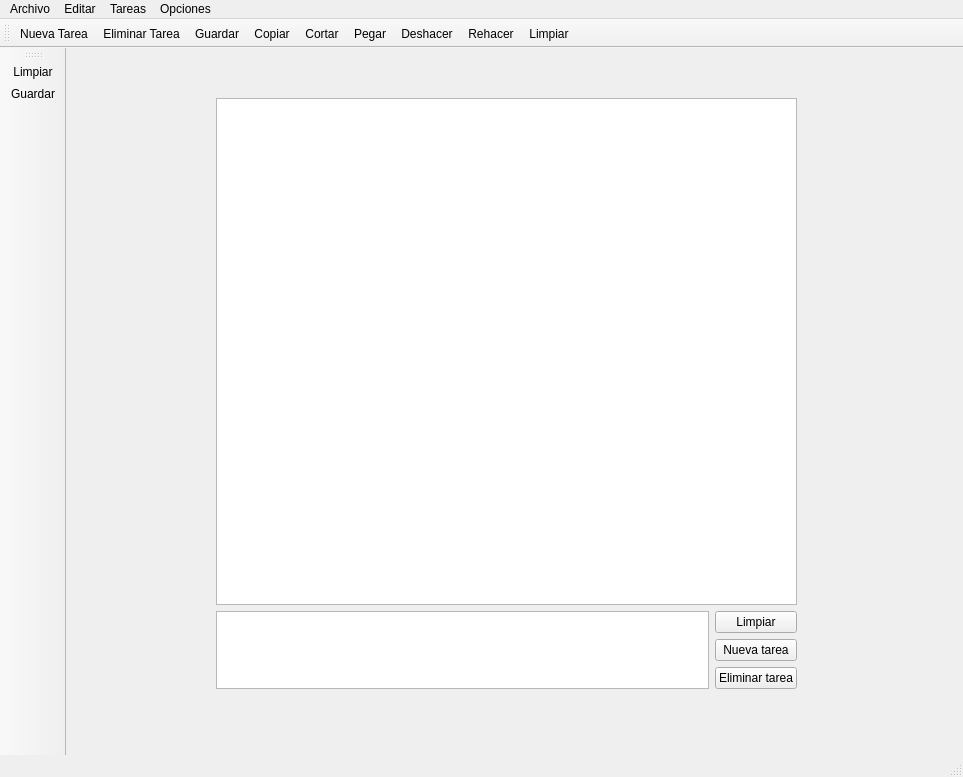
The window that design.ui (Casta626/Trabajo-2-DIN) describes before a commit, drawn with Qt 5.
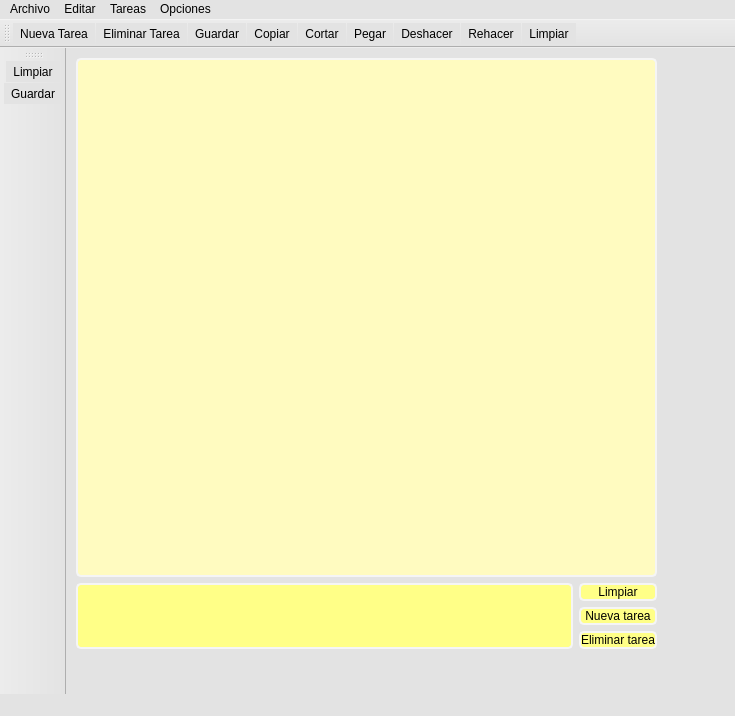
The same window after the commit. Icons and pictures are not drawn.

```diff
--- a/design.ui
+++ b/design.ui
@@ -6,13 +6,40 @@
    <rect>
     <x>0</x>
     <y>0</y>
-    <width>963</width>
-    <height>777</height>
+    <width>735</width>
+    <height>716</height>
    </rect>
   </property>
   <property name="palette">
    <palette>
     <active>
+     <colorrole role="Button">
+      <brush brushstyle="SolidPattern">
+       <color alpha="255">
+        <red>227</red>
+        <green>227</green>
+        <blue>227</blue>
+       </color>
+      </brush>
+     </colorrole>
+     <colorrole role="Base">
+      <brush brushstyle="SolidPattern">
+       <color alpha="255">
+        <red>227</red>
+        <green>227</green>
+        <blue>227</blue>
+       </color>
+      </brush>
+     </colorrole>
+     <colorrole role="Window">
+      <brush brushstyle="SolidPattern">
+       <color alpha="255">
+        <red>227</red>
+        <green>227</green>
+        <blue>227</blue>
+       </color>
+      </brush>
+     </colorrole>
      <colorrole role="Highlight">
       <brush brushstyle="SolidPattern">
        <color alpha="255">
@@ -24,6 +51,33 @@
      </colorrole>
     </active>
     <inactive>
+     <colorrole role="Button">
+      <brush brushstyle="SolidPattern">
+       <color alpha="255">
+        <red>227</red>
+        <green>227</green>
+        <blue>227</blue>
+       </color>
+      </brush>
+     </colorrole>
+     <colorrole role="Base">
+      <brush brushstyle="SolidPattern">
+       <color alpha="255">
+        <red>227</red>
+        <green>227</green>
+        <blue>227</blue>
+       </color>
+      </brush>
+     </colorrole>
+     <colorrole role="Window">
+      <brush brushstyle="SolidPattern">
+       <color alpha="255">
+        <red>227</red>
+        <green>227</green>
+        <blue>227</blue>
+       </color>
+      </brush>
+     </colorrole>
      <colorrole role="Highlight">
       <brush brushstyle="SolidPattern">
        <color alpha="255">
@@ -35,6 +89,33 @@
      </colorrole>
     </inactive>
     <disabled>
+     <colorrole role="Button">
+      <brush brushstyle="SolidPattern">
+       <color alpha="255">
+        <red>227</red>
+        <green>227</green>
+        <blue>227</blue>
+       </color>
+      </brush>
+     </colorrole>
+     <colorrole role="Base">
+      <brush brushstyle="SolidPattern">
+       <color alpha="255">
+        <red>227</red>
+        <green>227</green>
+        <blue>227</blue>
+       </color>
+      </brush>
+     </colorrole>
+     <colorrole role="Window">
+      <brush brushstyle="SolidPattern">
+       <color alpha="255">
+        <red>227</red>
+        <green>227</green>
+        <blue>227</blue>
+       </color>
+      </brush>
+     </colorrole>
      <colorrole role="Highlight">
       <brush brushstyle="SolidPattern">
        <color alpha="255">
@@ -51,7 +132,7 @@
    <string>MainWindow</string>
   </property>
   <property name="styleSheet">
-   <string notr="true">background/color:#ffff00</string>
+   <string notr="true">background-color: rgb(227, 227, 227);</string>
   </property>
   <widget class="QWidget" name="centralwidget">
    <property name="styleSheet">
@@ -60,15 +141,25 @@
    <widget class="QWidget" name="verticalLayoutWidget_2">
     <property name="geometry">
      <rect>
-      <x>150</x>
-      <y>50</y>
+      <x>10</x>
+      <y>10</y>
       <width>581</width>
       <height>591</height>
      </rect>
     </property>
     <layout class="QVBoxLayout" name="verticalLayout_3">
      <item>
-      <widget class="QListWidget" name="t1"/>
+      <widget class="QListWidget" name="t1">
+       <property name="styleSheet">
+        <string notr="true">QWidget{
+ font: 10pt &quot;Ink Free&quot;;
+ border: 2px solid whitesmoke;
+ border-radius: 5px;
+ background-color: rgb(255, 251, 192);
+}
+</string>
+       </property>
+      </widget>
      </item>
      <item>
       <layout class="QHBoxLayout" name="horizontalLayout">
@@ -80,12 +171,21 @@
            <verstretch>0</verstretch>
           </sizepolicy>
          </property>
+         <property name="styleSheet">
+          <string notr="true">QWidget{
+ font: 10pt &quot;Ink Free&quot;;
+ border: 2px solid whitesmoke;
+ border-radius: 5px;
+ background-color: rgb(255, 255, 135);
+}
+</string>
+         </property>
          <property name="html">
           <string>&lt;!DOCTYPE HTML PUBLIC &quot;-//W3C//DTD HTML 4.0//EN&quot; &quot;http://www.w3.org/TR/REC-html40/strict.dtd&quot;&gt;
 &lt;html&gt;&lt;head&gt;&lt;meta name=&quot;qrichtext&quot; content=&quot;1&quot; /&gt;&lt;meta charset=&quot;utf-8&quot; /&gt;&lt;style type=&quot;text/css&quot;&gt;
 p, li { white-space: pre-wrap; }
-&lt;/style&gt;&lt;/head&gt;&lt;body style=&quot; font-family:'Segoe UI'; font-size:9pt; font-weight:400; font-style:normal;&quot;&gt;
-&lt;p style=&quot;-qt-paragraph-type:empty; margin-top:0px; margin-bottom:0px; margin-left:0px; margin-right:0px; -qt-block-indent:0; text-indent:0px;&quot;&gt;&lt;br /&gt;&lt;/p&gt;&lt;/body&gt;&lt;/html&gt;</string>
+&lt;/style&gt;&lt;/head&gt;&lt;body style=&quot; font-family:'Ink Free'; font-size:10pt; font-weight:400; font-style:normal;&quot;&gt;
+&lt;p style=&quot;-qt-paragraph-type:empty; margin-top:0px; margin-bottom:0px; margin-left:0px; margin-right:0px; -qt-block-indent:0; text-indent:0px; font-family:'Segoe UI'; font-size:9pt;&quot;&gt;&lt;br /&gt;&lt;/p&gt;&lt;/body&gt;&lt;/html&gt;</string>
          </property>
         </widget>
        </item>
@@ -93,6 +193,16 @@
         <layout class="QVBoxLayout" name="verticalLayout">
          <item>
           <widget class="QPushButton" name="b3">
+           <property name="styleSheet">
+            <string notr="true">QPushButton {
+ border: 2px solid whitesmoke;
+ border-radius: 5px;
+ background-color: rgb(255, 255, 135);
+}
+QPushButton:hover {
+ background-color: rgb(170, 170, 150);
+}</string>
+           </property>
            <property name="text">
             <string>Limpiar</string>
            </property>
@@ -100,6 +210,16 @@
          </item>
          <item>
           <widget class="QPushButton" name="b1">
+           <property name="styleSheet">
+            <string notr="true">QPushButton {
+ border: 2px solid whitesmoke;
+ border-radius: 5px;
+ background-color: rgb(255, 255, 135);
+}
+QPushButton:hover {
+ background-color: rgb(170, 170, 150);
+}</string>
+           </property>
            <property name="text">
             <string>Nueva tarea</string>
            </property>
@@ -107,6 +227,16 @@
          </item>
          <item>
           <widget class="QPushButton" name="b2">
+           <property name="styleSheet">
+            <string notr="true">QPushButton {
+ border: 2px solid whitesmoke;
+ border-radius: 5px;
+ background-color: rgb(255, 255, 135);
+}
+QPushButton:hover {
+ background-color: rgb(170, 170, 150);
+}</string>
+           </property>
            <property name="text">
             <string>Eliminar tarea</string>
            </property>
@@ -125,7 +255,7 @@
     <rect>
      <x>0</x>
      <y>0</y>
-     <width>963</width>
+     <width>735</width>
      <height>22</height>
     </rect>
    </property>
```
Left out of the diff: 26 changed lines with no effect on the pictures.
